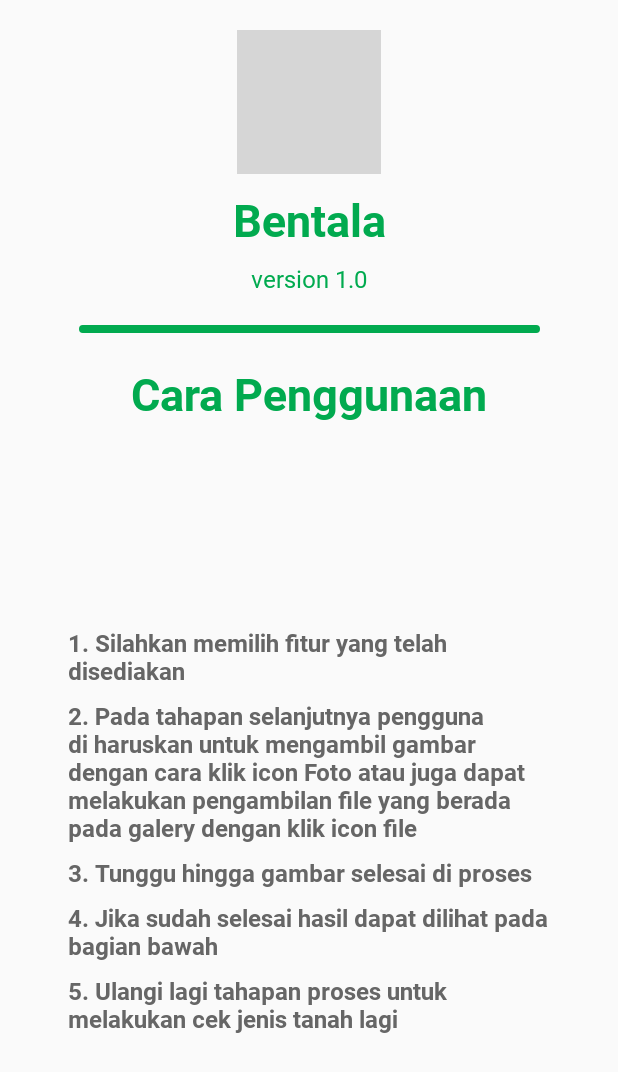
After one commit to thirdianv/capstone-project, an Android app: the layout activity_help.xml on its own in the app's theme, with its tools: preview values and no code run, on a phone screen of 412 x 824 dp. The commit adds this screen. Shown: the top 1072 px of the screen. Run offline under Robolectric (Android 15) with nearby library versions, the phone set to English and light mode, and no system bars; grey boxes are pictures that could not be loaded.

Commit message:
add help activity

```diff
--- /dev/null
+++ b/app/src/main/java/com/bangkit2022/bentala/view/HelpActivity.kt
@@ -0,0 +1,18 @@
+package com.bangkit2022.bentala.view
+
+import android.os.Bundle
+import androidx.appcompat.app.AppCompatActivity
+import com.bangkit2022.bentala.databinding.ActivityHelpBinding
+
+class HelpActivity : AppCompatActivity() {
+
+    private lateinit var binding: ActivityHelpBinding
+
+    override fun onCreate(savedInstanceState: Bundle?) {
+        super.onCreate(savedInstanceState)
+
+        binding = ActivityHelpBinding.inflate(layoutInflater)
+        setContentView(binding.root)
+
+    }
+}
--- a/app/src/main/java/com/bangkit2022/bentala/view/MainActivity.kt
+++ b/app/src/main/java/com/bangkit2022/bentala/view/MainActivity.kt
@@ -18,10 +18,16 @@ class MainActivity : AppCompatActivity() {
         binding.tvButtonCekTanah.setOnClickListener{
             callPictureProcess()
         }
+        binding.btnHelp.setOnClickListener {
+            callHelpPage()
+        }
     }
 
     private fun callPictureProcess(){
         startActivity(Intent(this, PictureProcessActivity::class.java))
         finish()
     }
+    private fun callHelpPage(){
+        startActivity(Intent(this, HelpActivity::class.java))
+    }
 }
--- a/app/src/main/java/com/bangkit2022/bentala/view/PictureProcessActivity.kt
+++ b/app/src/main/java/com/bangkit2022/bentala/view/PictureProcessActivity.kt
@@ -1,23 +1,34 @@
 package com.bangkit2022.bentala.view
 
-import com.bangkit2022.bentala.databinding.ActivityPictureProcessBinding
 import android.Manifest
 import android.content.Intent
 import android.content.Intent.ACTION_GET_CONTENT
 import android.content.pm.PackageManager
+import android.graphics.Bitmap
 import android.graphics.BitmapFactory
+import android.media.ThumbnailUtils
 import android.net.Uri
 import android.os.Bundle
+import android.provider.MediaStore
 import android.widget.Toast
 import androidx.activity.result.contract.ActivityResultContracts
+import androidx.annotation.Nullable
 import androidx.appcompat.app.AppCompatActivity
 import androidx.core.app.ActivityCompat
 import androidx.core.content.ContextCompat
+import com.bangkit2022.bentala.databinding.ActivityPictureProcessBinding
+import com.bangkit2022.bentala.ml.KlasifikasiJenisTanah3
+import org.tensorflow.lite.DataType
+import org.tensorflow.lite.support.tensorbuffer.TensorBuffer
 import java.io.*
+import java.nio.ByteBuffer
+import java.nio.ByteOrder
+
 
 class PictureProcessActivity : AppCompatActivity() {
 
     private lateinit var binding: ActivityPictureProcessBinding
+
 
     companion object {
         const val CAMERA_X_RESULT = 200
@@ -29,7 +40,7 @@ class PictureProcessActivity : AppCompatActivity() {
     override fun onRequestPermissionsResult(
         requestCode: Int,
         permissions: Array<String>,
-        grantResults: IntArray
+        grantResults: IntArray,
     ) {
         super.onRequestPermissionsResult(requestCode, permissions, grantResults)
         if (requestCode == REQUEST_CODE_PERMISSIONS) {
@@ -64,10 +75,14 @@ class PictureProcessActivity : AppCompatActivity() {
 
         binding.cameraXButton.setOnClickListener { startCameraX() }
         binding.galleryButton.setOnClickListener { startGallery() }
-
+        binding.btnHelp.setOnClickListener { callHelpPage() }
         binding.btnBack.setOnClickListener{
             callBackMainActivity()
         }
+    }
+    private fun callHelpPage(){
+        startActivity(Intent(this, HelpActivity::class.java))
+        finish()
     }
     private fun callBackMainActivity(){
         startActivity(Intent(this, MainActivity::class.java))
@@ -116,4 +131,20 @@ class PictureProcessActivity : AppCompatActivity() {
             binding.previewImageView.setImageURI(selectedImg)
         }
     }
+    /*fun classifyImage(image: Bitmap) {
+        val model = KlasifikasiJenisTanah3.newInstance(applicationContext)
+
+// Creates inputs for reference.
+        val inputFeature0 = TensorBuffer.createFixedSize(intArrayOf(1, 150, 150, 3), DataType.FLOAT32)
+        inputFeature0.loadBuffer(byteBuffer)
+
+// Runs model inference and gets result.
+        val outputs = model.process(inputFeature0)
+        val outputFeature0 = outputs.outputFeature0AsTensorBuffer
+
+// Releases model resources if no longer used.
+        model.close()
+    }*/
+
+
 }
--- /dev/null
+++ b/app/src/main/res/drawable/ic_line_3.xml
@@ -0,0 +1,12 @@
+<vector xmlns:android="http://schemas.android.com/apk/res/android"
+    android:width="307dp"
+    android:height="5dp"
+    android:viewportWidth="307"
+    android:viewportHeight="5">
+  <path
+      android:pathData="M304.5,2.5L2.5,2.5"
+      android:strokeWidth="5"
+      android:fillColor="#00000000"
+      android:strokeColor="#01AA4F"
+      android:strokeLineCap="round"/>
+</vector>
--- /dev/null
+++ b/app/src/main/res/layout/activity_help.xml
@@ -0,0 +1,135 @@
+<?xml version="1.0" encoding="utf-8"?>
+<androidx.constraintlayout.widget.ConstraintLayout xmlns:android="http://schemas.android.com/apk/res/android"
+    xmlns:app="http://schemas.android.com/apk/res-auto"
+    xmlns:tools="http://schemas.android.com/tools"
+    android:layout_width="match_parent"
+    android:layout_height="match_parent"
+    tools:context=".view.HelpActivity">
+
+    <ImageView
+        android:id="@+id/ic_app"
+        android:layout_width="wrap_content"
+        android:layout_height="wrap_content"
+        android:background="@drawable/ic_bentala_hijau"
+        android:layout_marginTop="20dp"
+        app:layout_constraintEnd_toEndOf="parent"
+        app:layout_constraintStart_toStartOf="parent"
+        app:layout_constraintTop_toTopOf="parent" />
+
+    <TextView
+        android:id="@+id/tv_name"
+        style="@style/BentalaHeading"
+        android:layout_width="wrap_content"
+        android:layout_height="wrap_content"
+        android:text="@string/app_name"
+        android:textColor="@color/green"
+        android:layout_marginTop="10dp"
+        app:layout_constraintEnd_toEndOf="parent"
+        app:layout_constraintStart_toStartOf="parent"
+        app:layout_constraintTop_toBottomOf="@+id/ic_app"/>
+
+    <TextView
+        android:id="@+id/tv_version"
+        style="@style/BentalaVersion"
+        android:layout_width="wrap_content"
+        android:layout_height="wrap_content"
+        android:text="@string/version"
+        android:textColor="@color/green"
+        android:layout_marginTop="8dp"
+        app:layout_constraintEnd_toEndOf="parent"
+        app:layout_constraintStart_toStartOf="parent"
+        app:layout_constraintTop_toBottomOf="@+id/tv_name" />
+
+    <ImageView
+        android:id="@+id/tv_line"
+        android:layout_width="wrap_content"
+        android:layout_height="wrap_content"
+        android:background="@drawable/ic_line_3"
+        android:layout_marginTop="20dp"
+        app:layout_constraintEnd_toEndOf="parent"
+        app:layout_constraintStart_toStartOf="parent"
+        app:layout_constraintTop_toBottomOf="@+id/tv_version" />
+
+    <TextView
+        android:id="@+id/tv_caraTitle"
+        style="@style/BentalaHeading"
+        android:layout_width="wrap_content"
+        android:layout_height="wrap_content"
+        android:text="@string/cara_title"
+        android:textColor="@color/green"
+        android:layout_marginTop="20dp"
+        app:layout_constraintEnd_toEndOf="parent"
+        app:layout_constraintStart_toStartOf="parent"
+        app:layout_constraintTop_toBottomOf="@+id/tv_line" />
+
+    <androidx.constraintlayout.widget.ConstraintLayout
+        android:id="@+id/tv_cara"
+        android:layout_width="320dp"
+        android:layout_height="wrap_content"
+        app:layout_constraintBottom_toBottomOf="parent"
+        app:layout_constraintEnd_toEndOf="parent"
+        app:layout_constraintHorizontal_bias="0.495"
+        app:layout_constraintStart_toStartOf="parent"
+        app:layout_constraintTop_toBottomOf="@+id/tv_caraTitle">
+
+        <TextView
+            android:id="@+id/tv_satu"
+            style="@style/HelpStyle"
+            android:layout_width="wrap_content"
+            android:layout_height="wrap_content"
+            android:text="@string/cara1"
+            android:textColor="@color/black2"
+            app:layout_constraintEnd_toEndOf="parent"
+            app:layout_constraintStart_toStartOf="parent"
+            app:layout_constraintTop_toTopOf="parent" />
+
+        <TextView
+            android:id="@+id/tv_dua"
+            style="@style/HelpStyle"
+            android:layout_width="wrap_content"
+            android:layout_height="wrap_content"
+            android:layout_marginTop="8dp"
+            android:text="@string/cara2"
+            android:textColor="@color/black2"
+            app:layout_constraintEnd_toEndOf="parent"
+            app:layout_constraintStart_toStartOf="parent"
+            app:layout_constraintTop_toBottomOf="@+id/tv_satu" />
+
+        <TextView
+            android:id="@+id/tv_tiga"
+            style="@style/HelpStyle"
+            android:layout_width="match_parent"
+            android:layout_height="wrap_content"
+            android:layout_marginTop="8dp"
+            android:text="@string/cara3"
+            android:textColor="@color/black2"
+            app:layout_constraintEnd_toEndOf="parent"
+            app:layout_constraintStart_toStartOf="parent"
+            app:layout_constraintTop_toBottomOf="@+id/tv_dua" />
+
+        <TextView
+            android:id="@+id/tv_empat"
+            style="@style/HelpStyle"
+            android:layout_width="wrap_content"
+            android:layout_height="wrap_content"
+            android:layout_marginTop="8dp"
+            android:text="@string/cara4"
+            android:textColor="@color/black2"
+            app:layout_constraintEnd_toEndOf="parent"
+            app:layout_constraintStart_toStartOf="parent"
+            app:layout_constraintTop_toBottomOf="@+id/tv_tiga" />
+
+        <TextView
+            android:id="@+id/tv_lima"
+            style="@style/HelpStyle"
+            android:layout_width="wrap_content"
+            android:layout_height="wrap_content"
+            android:layout_marginTop="8dp"
+            android:text="@string/cara5"
+            android:textColor="@color/black2"
+            app:layout_constraintEnd_toEndOf="parent"
+            app:layout_constraintStart_toStartOf="parent"
+            app:layout_constraintTop_toBottomOf="@+id/tv_empat" />
+    </androidx.constraintlayout.widget.ConstraintLayout>
+
+</androidx.constraintlayout.widget.ConstraintLayout>
--- a/app/src/main/res/layout/activity_main.xml
+++ b/app/src/main/res/layout/activity_main.xml
@@ -18,6 +18,19 @@
         app:layout_constraintHorizontal_bias="0.104"
         app:layout_constraintLeft_toLeftOf="parent"
         app:layout_constraintRight_toRightOf="parent"
+        app:layout_constraintTop_toTopOf="parent"
+        app:layout_constraintVertical_bias="0.057" />
+
+    <Button
+        android:id="@+id/btn_help"
+        android:layout_width="48dp"
+        android:layout_height="48dp"
+        android:background="@drawable/ic_help"
+        android:contentDescription="Help Button"
+        app:layout_constraintBottom_toBottomOf="parent"
+        app:layout_constraintEnd_toEndOf="parent"
+        app:layout_constraintHorizontal_bias="0.955"
+        app:layout_constraintStart_toStartOf="parent"
         app:layout_constraintTop_toTopOf="parent"
         app:layout_constraintVertical_bias="0.057" />
 
--- a/app/src/main/res/layout/activity_picture_process.xml
+++ b/app/src/main/res/layout/activity_picture_process.xml
@@ -6,6 +6,19 @@
     android:layout_height="match_parent"
     android:background="@drawable/bg1"
     tools:context=".view.PictureProcessActivity">
+
+    <Button
+        android:id="@+id/btn_help"
+        android:layout_width="48dp"
+        android:layout_height="48dp"
+        android:background="@drawable/ic_help"
+        android:contentDescription="Help Button"
+        app:layout_constraintBottom_toBottomOf="parent"
+        app:layout_constraintEnd_toEndOf="parent"
+        app:layout_constraintHorizontal_bias="0.955"
+        app:layout_constraintStart_toStartOf="parent"
+        app:layout_constraintTop_toTopOf="parent"
+        app:layout_constraintVertical_bias="0.042" />
 
     <TextView
         android:id="@+id/tv_cek_tanah"
@@ -32,9 +45,10 @@
         android:contentDescription="Back Button"
         app:layout_constraintBottom_toBottomOf="@+id/tv_cek_tanah"
         app:layout_constraintEnd_toStartOf="@+id/tv_cek_tanah"
+        app:layout_constraintHorizontal_bias="0.0"
         app:layout_constraintStart_toStartOf="parent"
         app:layout_constraintTop_toTopOf="@+id/tv_cek_tanah"
-        app:layout_constraintVertical_bias="0.0" />
+        app:layout_constraintVertical_bias="1.0" />
 
     <LinearLayout
         android:id="@+id/btn_frametakepicture"
--- a/app/src/main/res/values/strings.xml
+++ b/app/src/main/res/values/strings.xml
@@ -26,4 +26,10 @@ hanya dengan menggunakan smartphone anda</string>
     <string name="imgOnBoard1">Gambar On Board 1</string>
     <string name="imgOnBoard2">Gambar On Board 2</string>
     <string name="imgOnBoard3">Gambar On Board 3</string>
+    <string name="cara_title">Cara Penggunaan</string>
+    <string name="cara1">1. Silahkan memilih fitur yang telah disediakan</string>
+    <string name="cara2">2. Pada tahapan selanjutnya pengguna di haruskan untuk mengambil gambar dengan cara klik icon Foto atau juga dapat melakukan pengambilan file yang berada pada galery dengan klik icon file</string>
+    <string name="cara3">3. Tunggu hingga gambar selesai di proses</string>
+    <string name="cara4">4. Jika sudah selesai hasil dapat dilihat pada bagian bawah</string>
+    <string name="cara5">5. Ulangi lagi tahapan proses untuk melakukan cek jenis tanah lagi</string>
 </resources>
--- a/app/src/main/res/values/style.xml
+++ b/app/src/main/res/values/style.xml
@@ -24,6 +24,12 @@
         <item name="android:fontFamily">@font/roboto_bold</item>
     </style>
 
+    <style name="HelpStyle">
+        <item name="android:textSize">16sp</item>
+        <item name="android:textStyle">bold</item>
+        <item name="android:fontFamily">@font/roboto_bold</item>
+    </style>
+
     <style name="BentalaMenu">
         <item name="android:textSize">10sp</item>
         <item name="android:textStyle">normal</item>
```
